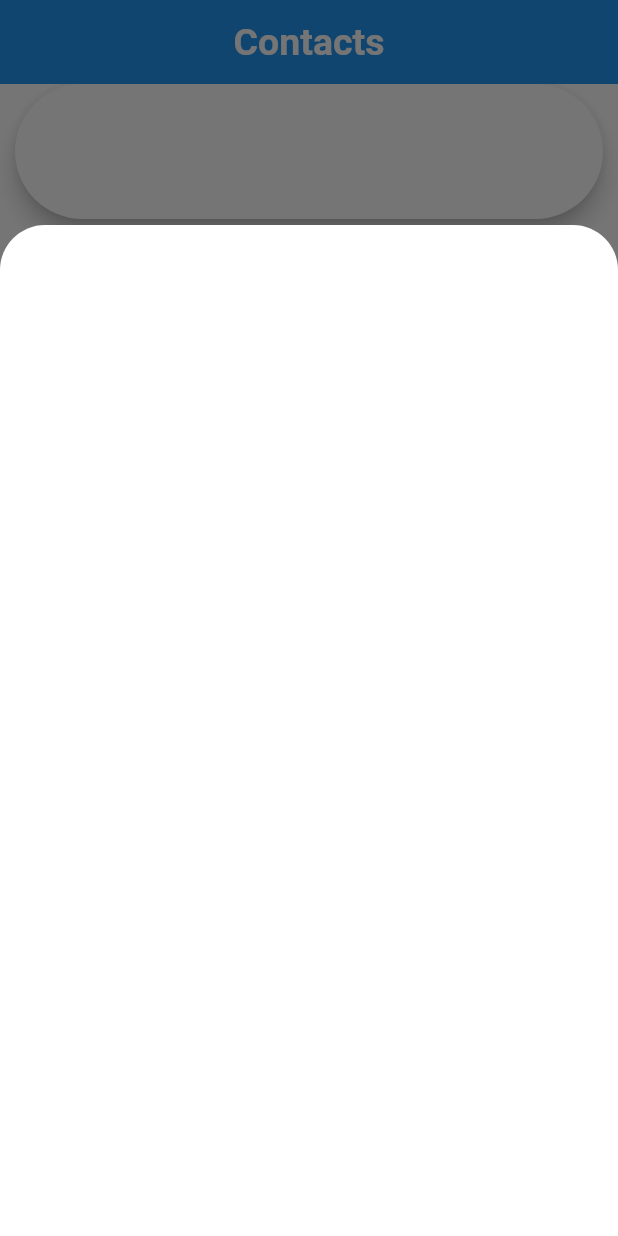
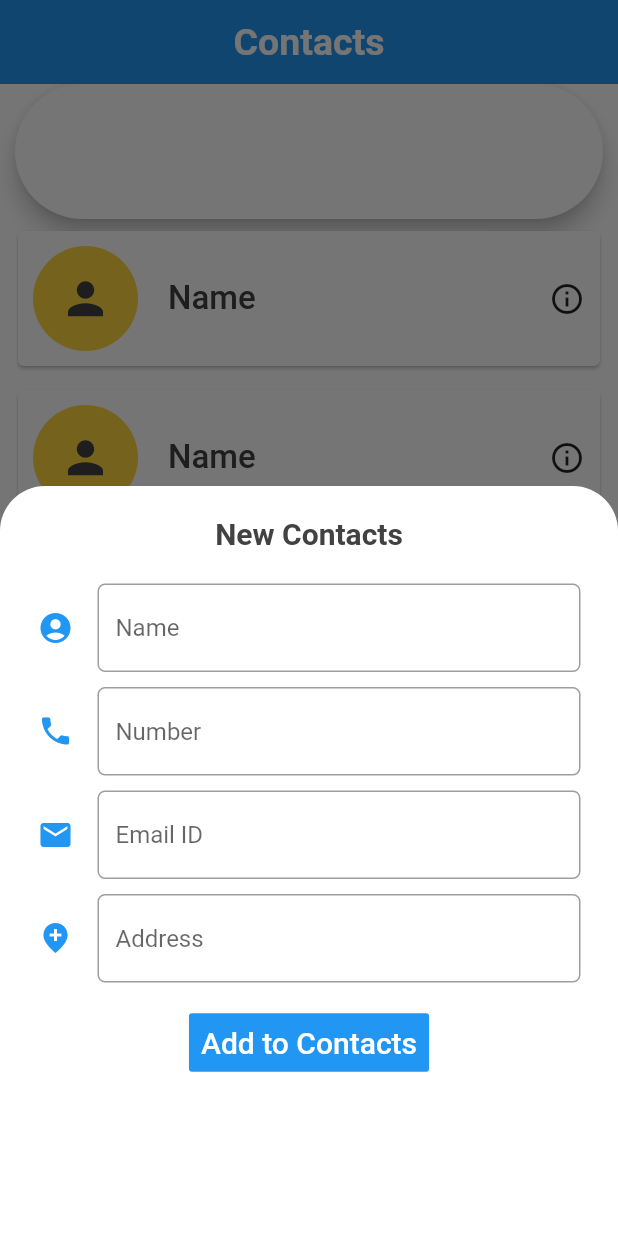
Before and after one commit to jendcruz22/ContactManagement-Flutter, a Flutter app: the screen it shows after launch, after a tap on the "add" icon, on a phone screen of 412 x 824 dp. Run offline on Flutter 3.47's test engine with Material 2 defaults, Android fonts, the phone set to English and light mode, and no system bars; missing offline and left inert: flappy_search_bar.

Commit message:
added: bottom sheet text fields

```diff
--- a/lib/screens/home.dart
+++ b/lib/screens/home.dart
@@ -55,7 +55,137 @@ class _HomeState extends State<Home> {
                   margin: EdgeInsets.only(
                     top: 150.0,
                   ),
-                  // height: 500.0,
+                  height: 500.0,
+
+                  child: Padding(
+                    padding: const EdgeInsets.all(20.0),
+                    child: new Wrap(
+                      children: <Widget>[
+
+                        Center(
+                          child: Text(
+                            "New Contacts",
+                            style: TextStyle(
+                              fontSize: 20.0,
+                              fontWeight: FontWeight.w700,
+                              color: Colors.grey[800],
+                            ),
+                          ),
+                        ),
+
+                        SizedBox(height: 40.0,),
+
+                        Padding(
+                          padding: const EdgeInsets.all(5.0),
+                          child: TextFormField(
+                            cursorColor: Colors.amber,
+                            decoration: InputDecoration(
+                              border: OutlineInputBorder(
+                                borderRadius: BorderRadius.circular(5.0),
+                                borderSide: BorderSide(
+                                  color: Colors.blue,
+                                  style: BorderStyle.solid,
+                                ),
+                              ),
+                              icon: Icon(
+                                Icons.account_circle_rounded,
+                                color: Colors.blue,
+                              ),
+                              hintText: 'Name',
+                              focusColor: Colors.blue,
+                              ),
+                            ),
+                        ),
+
+                        Padding(
+                          padding: const EdgeInsets.all(5.0),
+                          child: TextFormField(
+                            cursorColor: Colors.amber,
+                            decoration: InputDecoration(
+                              border: OutlineInputBorder(
+                                borderRadius: BorderRadius.circular(5.0),
+                                borderSide: BorderSide(
+                                    color: Colors.blue,
+                                    style: BorderStyle.solid,
+                                ),
+                              ),
+                              icon: Icon(
+                                Icons.phone,
+                                color: Colors.blue,
+                              ),
+                              hintText:  'Number',
+                              focusColor: Colors.blue,
+                            ),
+                          ),
+                        ),
+
+                        Padding(
+                          padding: const EdgeInsets.all(5.0),
+                          child: TextFormField(
+                            cursorColor: Colors.amber,
+                            decoration: InputDecoration(
+                              border: OutlineInputBorder(
+                                borderRadius: BorderRadius.circular(5.0),
+                                borderSide: BorderSide(
+                                  color: Colors.blue,
+                                  style: BorderStyle.solid,
+                                ),
+                              ),
+                              icon: Icon(
+                                Icons.email,
+                                color: Colors.blue,
+                              ),
+                              hintText:  'Email ID',
+                              focusColor: Colors.blue,
+                            ),
+                          ),
+                        ),
+
+                        Padding(
+                          padding: const EdgeInsets.all(5.0),
+                          child: TextFormField(
+                            cursorColor: Colors.amber,
+                            decoration: InputDecoration(
+                              border: OutlineInputBorder(
+                                borderRadius: BorderRadius.circular(5.0),
+                                borderSide: BorderSide(
+                                  color: Colors.blue,
+                                  style: BorderStyle.solid,
+                                ),
+                              ),
+                              icon: Icon(
+                                Icons.add_location_sharp,
+                                color: Colors.blue,
+                              ),
+                              hintText:  'Address',
+                              focusColor: Colors.blue,
+                            ),
+                          ),
+                        ),
+
+                        SizedBox(height: 80.0,),
+
+                        Center(
+                            child: FlatButton(
+                              color: Colors.blue,
+                              textColor: Colors.white,
+                              disabledColor: Colors.grey,
+                              disabledTextColor: Colors.black,
+                              padding: EdgeInsets.all(8.0),
+                              splashColor: Colors.blueAccent,
+                              onPressed: () {
+                                /*...*/
+                              },
+                              child: Text(
+                                "Add to Contacts",
+                                style: TextStyle(fontSize: 20.0),
+                              ),
+                            )
+                        ),
+
+                      ],
+                    ),
+                  ),
                 );
               });
         },
```
